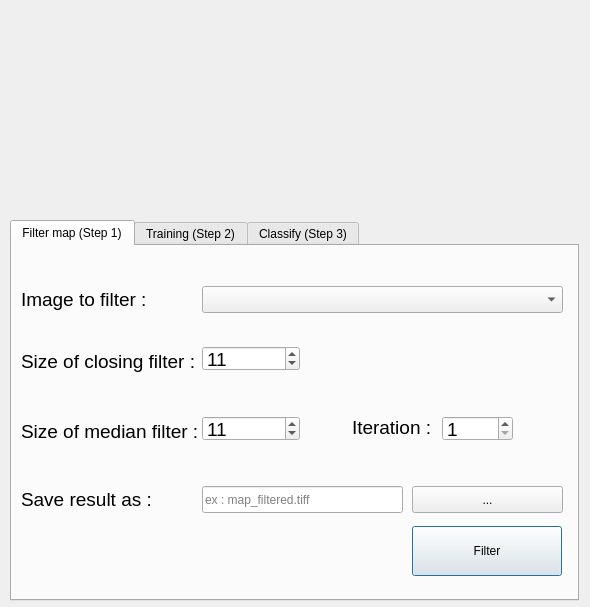
This is historical_map_dialog_base.ui in nkarasiak/HistoricalMap as Qt 5 draws it before an edit. The edited form follows.
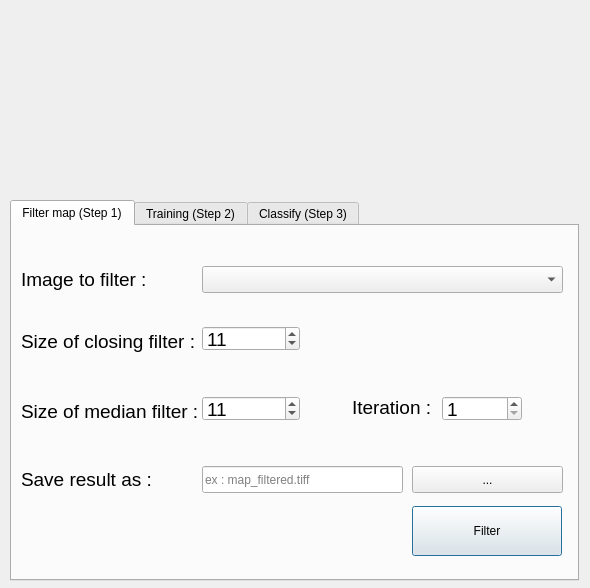
This is the edited form. Icons and pictures are not drawn. Custom widgets are drawn as their Qt base class.

Commit message: new ui with help

```diff
--- a/historical_map_dialog_base.ui
+++ b/historical_map_dialog_base.ui
@@ -7,7 +7,7 @@
     <x>0</x>
     <y>0</y>
     <width>590</width>
-    <height>607</height>
+    <height>588</height>
    </rect>
   </property>
   <property name="sizePolicy">
@@ -19,13 +19,13 @@
   <property name="minimumSize">
    <size>
     <width>590</width>
-    <height>530</height>
+    <height>588</height>
    </size>
   </property>
   <property name="maximumSize">
    <size>
     <width>590</width>
-    <height>1500</height>
+    <height>588</height>
    </size>
   </property>
   <property name="windowTitle">
@@ -35,7 +35,7 @@
    <property name="geometry">
     <rect>
      <x>10</x>
-     <y>220</y>
+     <y>200</y>
      <width>569</width>
      <height>381</height>
     </rect>
@@ -287,7 +287,7 @@
       <rect>
        <x>430</x>
        <y>170</y>
-       <width>71</width>
+       <width>80</width>
        <height>25</height>
       </rect>
      </property>
@@ -1396,7 +1396,7 @@
      <x>0</x>
      <y>0</y>
      <width>601</width>
-     <height>211</height>
+     <height>191</height>
     </rect>
    </property>
    <property name="frameShape">
```
Left out of the diff: 6 changed lines with no effect on the pictures. The commit also changes 2 other files.
